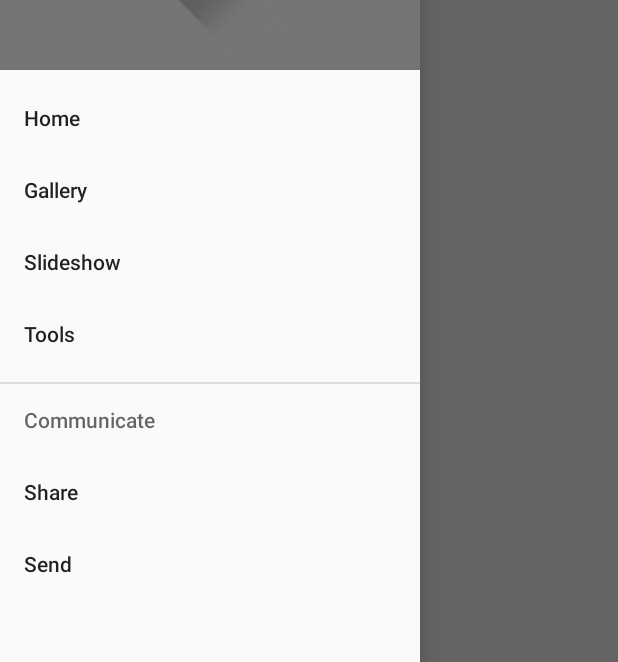
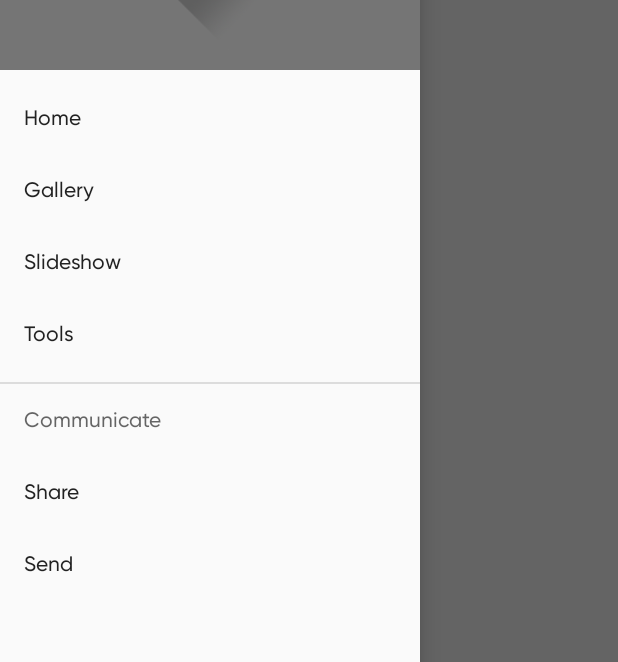
Before and after one commit to JMApps/Hadith40, an Android app: the screen it shows after launch (MainActivity), with the side drawer open, on a phone screen of 412 x 824 dp. Shown: the part 194-856 px from the top of the screen. Run offline under Robolectric (Android 15) with nearby library versions, the phone set to English and light mode, and no system bars.

Commit message:
Added font to app style

```diff
--- a/app/src/main/res/values/styles.xml
+++ b/app/src/main/res/values/styles.xml
@@ -4,11 +4,13 @@
         <item name="colorPrimary">@color/colorPrimary</item>
         <item name="colorPrimaryDark">@color/colorPrimaryDark</item>
         <item name="colorAccent">@color/colorAccent</item>
+        <item name="android:fontFamily">@font/gilroy_medium</item>
     </style>
 
     <style name="SplashTheme" parent="Theme.AppCompat.NoActionBar">
         <item name="android:windowFullscreen">true</item>
         <item name="android:windowBackground">@drawable/splash_background</item>
+        <item name="android:fontFamily">@font/gilroy_medium</item>
     </style>
 
     <style name="CardViewStyle" parent="CardView">
```
Also changed, not shown: app/src/main/res/font/gilroy_medium.ttf (added).
